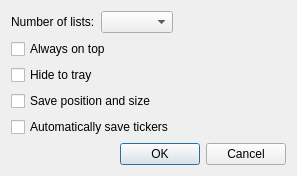
Before: the Qt Designer form options.ui in HappySeaFox/tht, drawn with Qt 5.
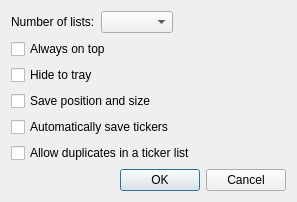
After: the same form once the commit is applied.

Commit message: Added option to allow duplicates in a ticker list

Diff of the .ui file:
```diff
--- a/options.ui
+++ b/options.ui
@@ -7,7 +7,7 @@
     <x>0</x>
     <y>0</y>
     <width>297</width>
-    <height>167</height>
+    <height>190</height>
    </rect>
   </property>
   <property name="windowTitle">
@@ -41,7 +41,7 @@
      </item>
     </layout>
    </item>
-   <item row="5" column="0">
+   <item row="6" column="0">
     <spacer name="verticalSpacer">
      <property name="orientation">
       <enum>Qt::Vertical</enum>
@@ -54,7 +54,7 @@
      </property>
     </spacer>
    </item>
-   <item row="6" column="0">
+   <item row="7" column="0">
     <widget class="QDialogButtonBox" name="buttonBox">
      <property name="orientation">
       <enum>Qt::Horizontal</enum>
@@ -92,6 +92,13 @@
      </property>
     </widget>
    </item>
+   <item row="5" column="0">
+    <widget class="QCheckBox" name="checkAllowDups">
+     <property name="text">
+      <string>Allow duplicates in a ticker list</string>
+     </property>
+    </widget>
+   </item>
   </layout>
  </widget>
  <tabstops>
```
The commit also changes 7 other files.
